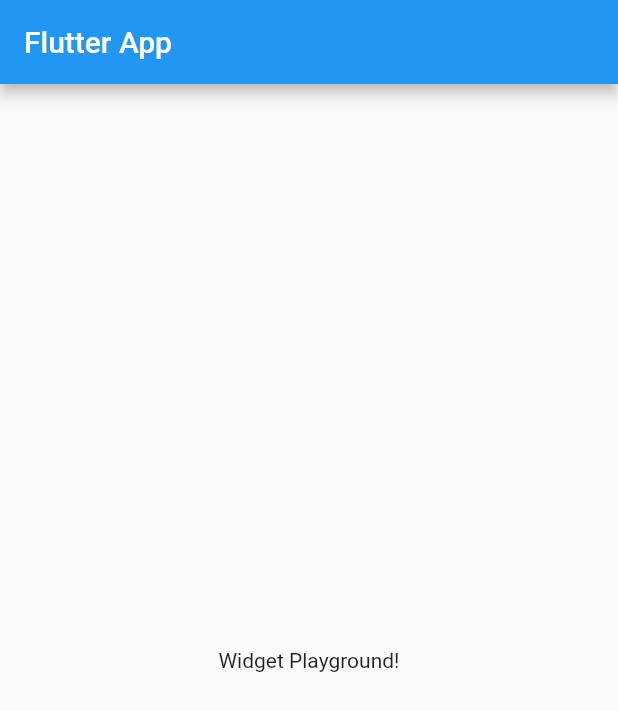
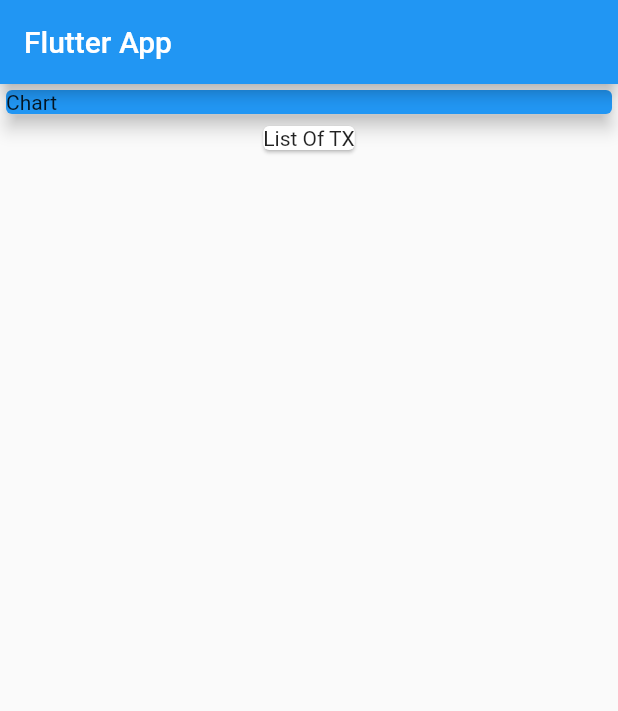
Before and after one commit to ahmed3ssem/ExpensePlanner-FlutterApp, a Flutter app: the screen it shows after launch, on a phone screen of 412 x 824 dp. Shown: the top 711 px of the screen. Run offline on Flutter 3.47's test engine with Material 2 defaults, Android fonts, the phone set to English and light mode, and no system bars.

Commit message:
First Commit

```diff
--- a/lib/main.dart
+++ b/lib/main.dart
@@ -16,12 +16,23 @@ class MyHomePage extends StatelessWidget {
   @override
   Widget build(BuildContext context) {
     return Scaffold(
-      appBar: AppBar(
-        title: Text('Flutter App'),
-      ),
-      body: Center(
-        child: Text('Widget Playground!'),
-      ),
-    );
+        appBar: AppBar(
+          title: Text('Flutter App'),
+        ),
+        body: Column(
+          children: <Widget>[
+            Container(
+              width: double.infinity,
+            child:Card(
+              color: Colors.blue,
+              child: Text("Chart"),
+              elevation: 5,
+            ),
+            ),
+            Card(
+              child: Text("List Of TX"),
+            )
+          ],
+        ));
   }
 }
```
